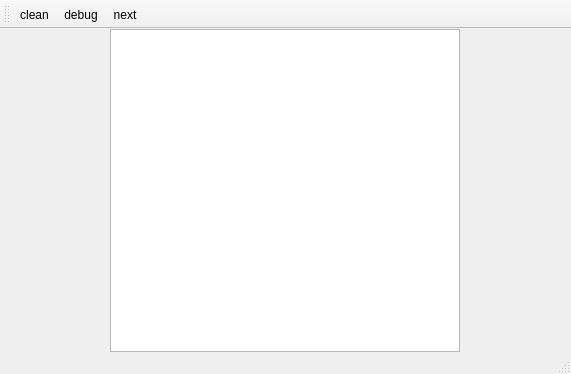
oleglite/giis, file gui/ui/mainwindow.ui: the form before one commit.
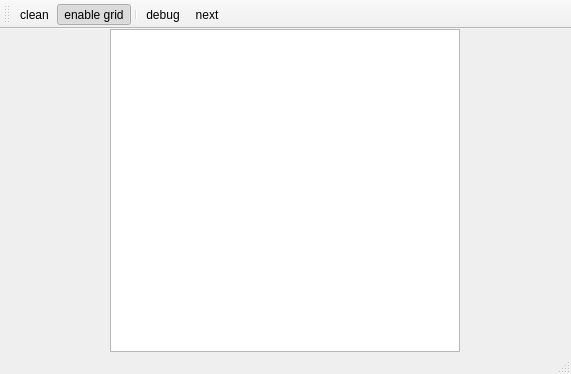
The form after the commit. Icons and pictures are not drawn.

Commit message: add grid enable action

Patch:
```diff
--- a/gui/ui/mainwindow.ui
+++ b/gui/ui/mainwindow.ui
@@ -72,6 +72,8 @@
     <bool>false</bool>
    </attribute>
    <addaction name="actionClean"/>
+   <addaction name="actionEnableGrid"/>
+   <addaction name="separator"/>
    <addaction name="actionDebug"/>
    <addaction name="actionNext"/>
   </widget>
@@ -120,6 +122,21 @@
     <string>Далее</string>
    </property>
   </action>
+  <action name="actionEnableGrid">
+   <property name="checkable">
+    <bool>true</bool>
+   </property>
+   <property name="checked">
+    <bool>true</bool>
+   </property>
+   <property name="icon">
+    <iconset resource="resources.qrc">
+     <normaloff>:/icons/Grid.png</normaloff>:/icons/Grid.png</iconset>
+   </property>
+   <property name="text">
+    <string>enable grid</string>
+   </property>
+  </action>
  </widget>
  <resources>
   <include location="resources.qrc"/>
```
The commit also changes 6 other files.
